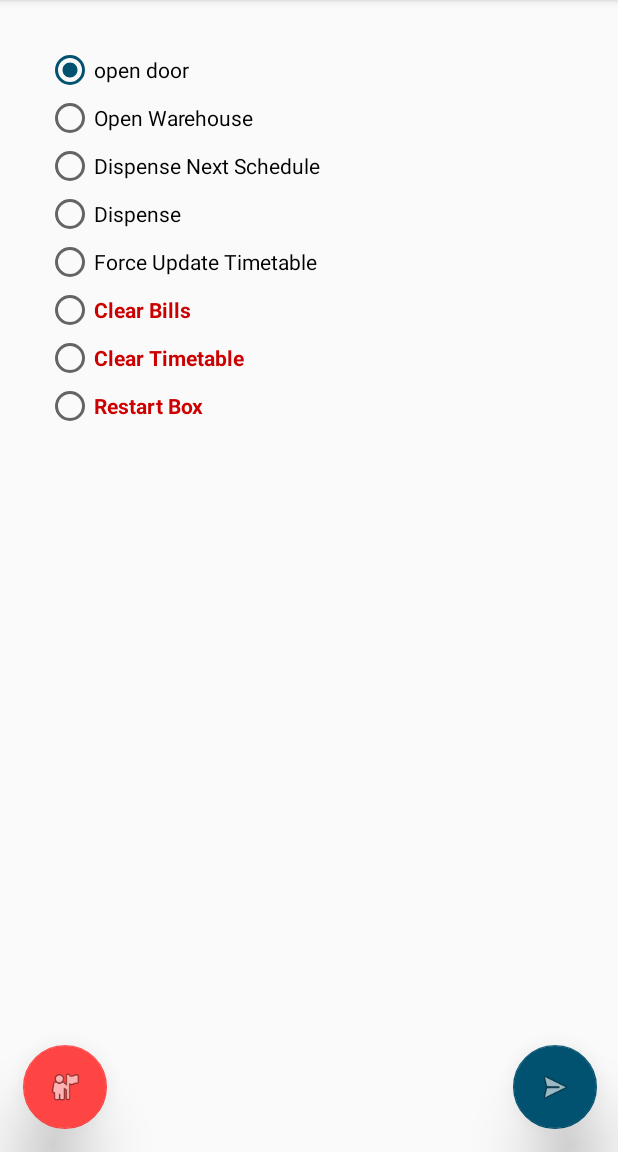
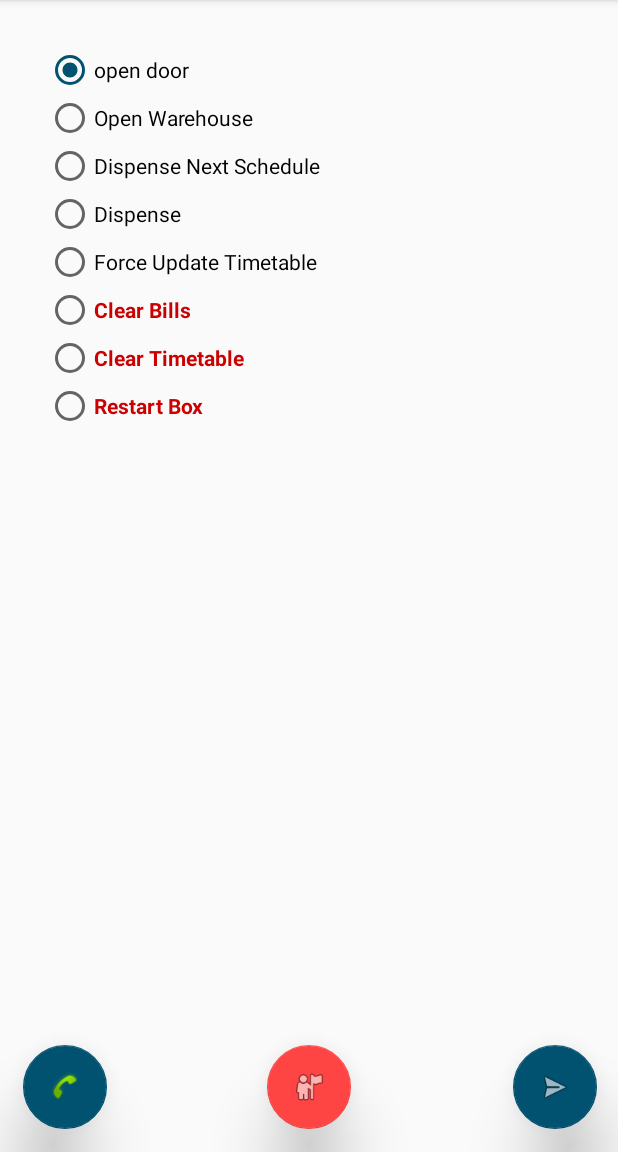
Before and after one commit to mahmoudShaheen/Medox, an Android app: the fragment SeniorEmergencyFragment shown on its own in the app's theme, after a tap on an icon or button, on a phone screen of 412 x 824 dp, the part 84-1236 px from its top. Run offline under Robolectric (Android 15) with nearby library versions, the phone set to English and light mode, and no system bars; our stand-ins replace Firebase (no records; nobody signed in at launch, a user with empty details on screens opened directly).

Commit message:
Call Via Skype added to Emergency Fragments

```diff
--- a/app/src/main/java/com/slothnull/android/medox/fragment/SeniorEmergencyFragment.java
+++ b/app/src/main/java/com/slothnull/android/medox/fragment/SeniorEmergencyFragment.java
@@ -2,9 +2,12 @@ package com.slothnull.android.medox.fragment;
 
 
 import android.app.AlertDialog;
+import android.content.ActivityNotFoundException;
 import android.content.Context;
 import android.content.DialogInterface;
+import android.content.Intent;
 import android.net.ConnectivityManager;
+import android.net.Uri;
 import android.os.Bundle;
 import android.support.design.widget.FloatingActionButton;
 import android.support.v4.app.Fragment;
@@ -35,7 +38,6 @@ import java.net.InetAddress;
 /**
  * A simple {@link Fragment} subclass.
  */
-//TODO: add skype call "here and in Emergency fragment"
 public class SeniorEmergencyFragment extends Fragment implements View.OnClickListener {
 
     private static final String TAG = "SeniorEmergency";
@@ -45,6 +47,7 @@ public class SeniorEmergencyFragment extends Fragment implements View.OnClickLis
     private String cmd = "";
     FloatingActionButton sendButton;
     FloatingActionButton EmergencyButton;
+    FloatingActionButton callButton;
     private RadioGroup radioGroup;
     private TableLayout tableLayout;
     View view;
@@ -77,6 +80,9 @@ public class SeniorEmergencyFragment extends Fragment implements View.OnClickLis
 
         EmergencyButton = (FloatingActionButton) view.findViewById(R.id.EmergencyButton);
         EmergencyButton.setOnClickListener(this);
+
+        callButton = (FloatingActionButton) view.findViewById(R.id.callButton);
+        callButton.setOnClickListener(this);
 
         buildCheckDialog();
         radioGroup = (RadioGroup) view.findViewById(R.id.radioGroup);
@@ -154,11 +160,32 @@ public class SeniorEmergencyFragment extends Fragment implements View.OnClickLis
         mDatabase.setValue(command);
     }
 
+
+    public static void skype(String number, Context ctx) {
+        try {
+            //Intent sky = new Intent("android.intent.action.CALL_PRIVILEGED");
+            //the above line tries to create an intent for which the skype app doesn't supply public api
+
+            Intent sky = new Intent("android.intent.action.VIEW");
+            sky.setData(Uri.parse("skype:" + number));
+            Log.d("UTILS", "tel:" + number);
+            ctx.startActivity(sky);
+        } catch (ActivityNotFoundException e) {
+            Log.e("SKYPE CALL", "Skype failed", e);
+        }
+
+    }
+
     @Override
     public void onClick(View v) {
 
         if (v == EmergencyButton){
             sendEmergency();
+            return;
+        }
+        if (v == callButton){
+            Log.i(TAG, "call button pressed");
+            skype("live:mahmoud_shaheen", getActivity()); //TODO: get mail from config class
             return;
         }
 
@@ -237,7 +264,7 @@ public class SeniorEmergencyFragment extends Fragment implements View.OnClickLis
             mDatabase.setValue(emergency);
         }else{
             String sms = title + "\n" + message;
-            sendSMS(c, "01141668111", sms);
+            sendSMS(c, "01141668111", sms); //TODO: get number from config class
         }
     }
 
--- a/app/src/main/res/layout/fragment_senior_emergency.xml
+++ b/app/src/main/res/layout/fragment_senior_emergency.xml
@@ -94,13 +94,13 @@
         android:id="@+id/EmergencyButton"
         android:layout_width="wrap_content"
         android:layout_height="wrap_content"
-        android:layout_alignStart="@+id/radioGroup"
-        android:layout_alignTop="@+id/sendCommand"
         android:clickable="true"
         app:backgroundTint="@android:color/holo_red_light"
         app:elevation="24dp"
         app:fabSize="normal"
-        app:srcCompat="@android:drawable/ic_menu_myplaces" />
+        app:srcCompat="@android:drawable/ic_menu_myplaces"
+        android:layout_alignTop="@+id/sendCommand"
+        android:layout_centerHorizontal="true" />
 
     <TableLayout
         android:id="@+id/tableLayout"
@@ -227,4 +227,14 @@
         </TableRow>
 
     </TableLayout>
+    <android.support.design.widget.FloatingActionButton
+        android:id="@+id/callButton"
+        android:layout_width="wrap_content"
+        android:layout_height="wrap_content"
+        android:clickable="true"
+        app:elevation="24dp"
+        app:fabSize="normal"
+        app:srcCompat="@android:drawable/stat_sys_phone_call"
+        android:layout_alignTop="@+id/EmergencyButton"
+        android:layout_alignStart="@+id/radioGroup" />
 </android.widget.RelativeLayout>
```
Also changed, not shown: app/src/main/java/com/slothnull/android/medox/fragment/EmergencyFragment.java (+29 -0 lines), app/src/main/res/layout/fragment_emergency.xml (+11 -0 lines).
